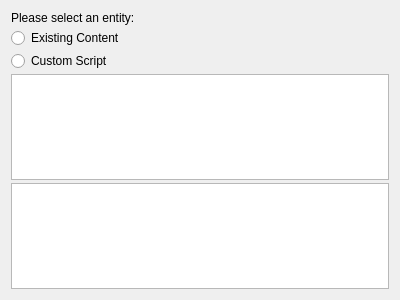
The window that res/forms/WizardPageActionSelect.ui (tedvalson/NovelTea) describes before a commit, drawn with Qt 5.
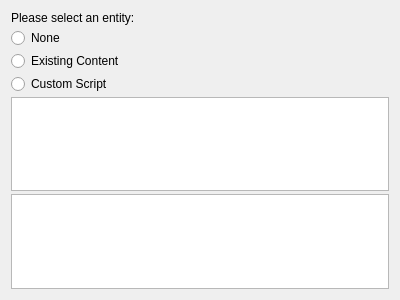
The same window after the commit. Custom widgets are drawn as their Qt base class.

Commit message: Editor: Allow selecting "none" for next entity

Patch:
```diff
--- a/res/forms/WizardPageActionSelect.ui
+++ b/res/forms/WizardPageActionSelect.ui
@@ -24,6 +24,13 @@
      </property>
     </widget>
    </item>
+   <item>
+    <widget class="QRadioButton" name="radioNone">
+     <property name="text">
+      <string>None</string>
+     </property>
+    </widget>
+   </item>
    <item>
     <widget class="QRadioButton" name="radioExisting">
      <property name="text">
@@ -38,6 +45,19 @@
      </property>
     </widget>
    </item>
+   <item>
+    <spacer name="verticalSpacer">
+     <property name="orientation">
+      <enum>Qt::Vertical</enum>
+     </property>
+     <property name="sizeHint" stdset="0">
+      <size>
+       <width>20</width>
+       <height>40</height>
+      </size>
+     </property>
+    </spacer>
+   </item>
    <item>
     <widget class="EntityTreeView" name="treeView"/>
    </item>
```
The commit also changes 3 other files.
